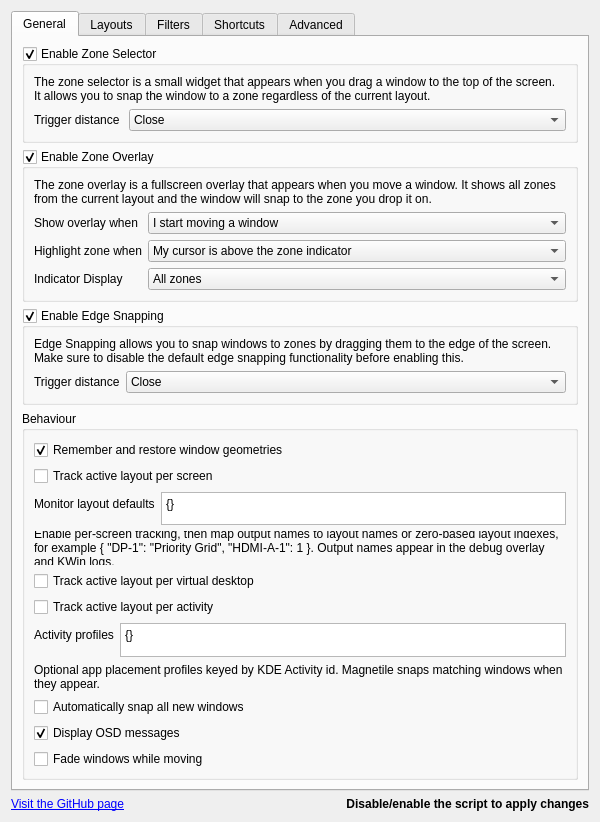
The window that src/contents/ui/config.ui (jumski/magnetile) describes before a commit, drawn with Qt 5.
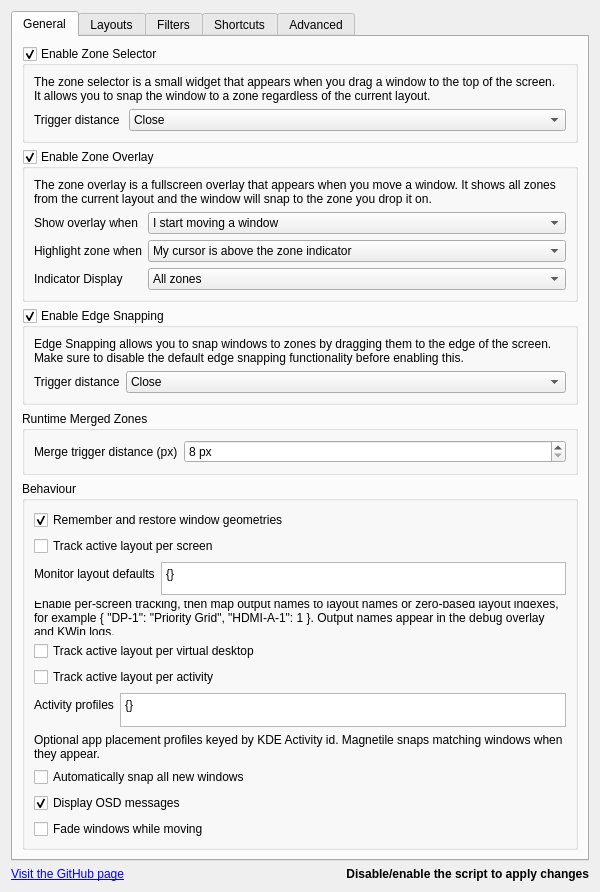
The same window after the commit. Icons and pictures are not drawn.

Commit message:
Make merge trigger distance configurable
mergeTargetNearPoint used a fixed threshold of
Math.max(24, padding+18) px around shared zone edges, which was hard
to aim. Add a mergeTriggerDistance config knob (Int, default 48 px,
range 8-200 in the settings spinner) wired through main.xml,
core.mjs loadConfig, config.ui (new "Runtime Merged Zones" group),
and used as the threshold with an 8 px floor.

Doubles the default reach at padding 0 (24 to 48 px) and allows
tuning without rebuilding. Checks: qmllint, node --check, XML parse
of config.ui and main.xml, make build.

The edit to the form file:
```diff
--- a/src/contents/ui/config.ui
+++ b/src/contents/ui/config.ui
@@ -263,6 +263,38 @@
                   </layout>
                 </widget>
               </item>
+              <item>
+                <widget class="QGroupBox" name="groupBox_mergeTriggerDistance">
+                  <property name="title">
+                    <string>Runtime Merged Zones</string>
+                  </property>
+                  <layout class="QFormLayout" name="formLayout_mergeTriggerDistance">
+                    <item row="0" column="0">
+                      <widget class="QLabel" name="label_mergeTriggerDistance">
+                        <property name="text">
+                          <string>Merge trigger distance (px)</string>
+                        </property>
+                      </widget>
+                    </item>
+                    <item row="0" column="1">
+                      <widget class="QSpinBox" name="kcfg_mergeTriggerDistance">
+                        <property name="minimum">
+                          <number>8</number>
+                        </property>
+                        <property name="maximum">
+                          <number>200</number>
+                        </property>
+                        <property name="singleStep">
+                          <number>4</number>
+                        </property>
+                        <property name="suffix">
+                          <string> px</string>
+                        </property>
+                      </widget>
+                    </item>
+                  </layout>
+                </widget>
+              </item>
               <item>
                 <widget class="QGroupBox" name="groupBox_snappingBehaviour">
                   <property name="title">
```
The commit also changes 3 other files.
